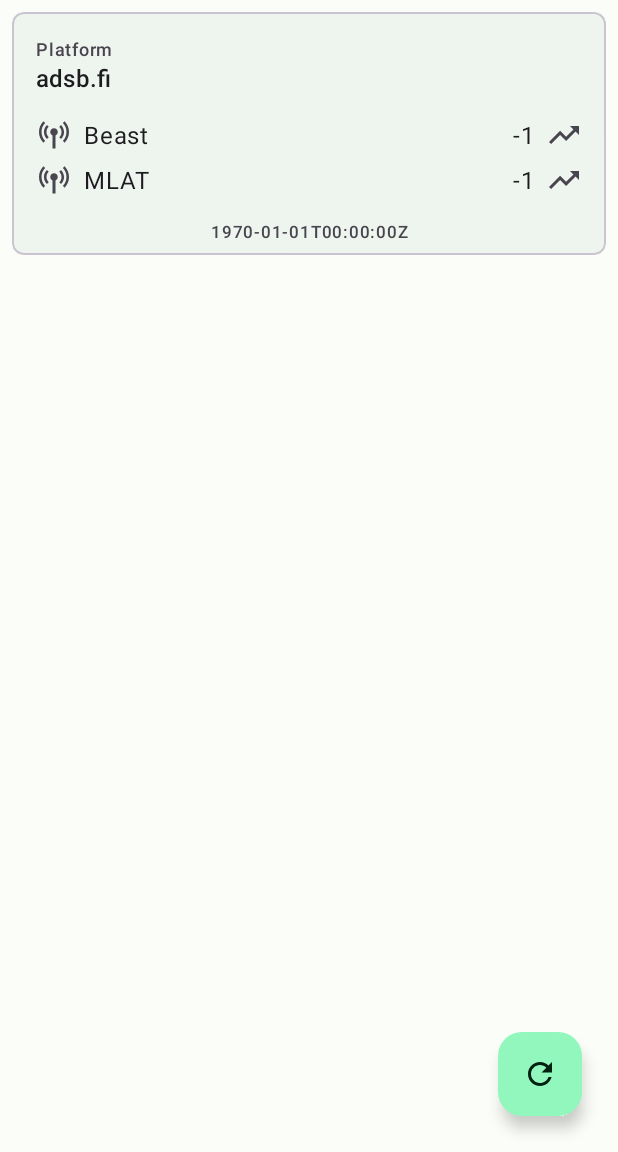
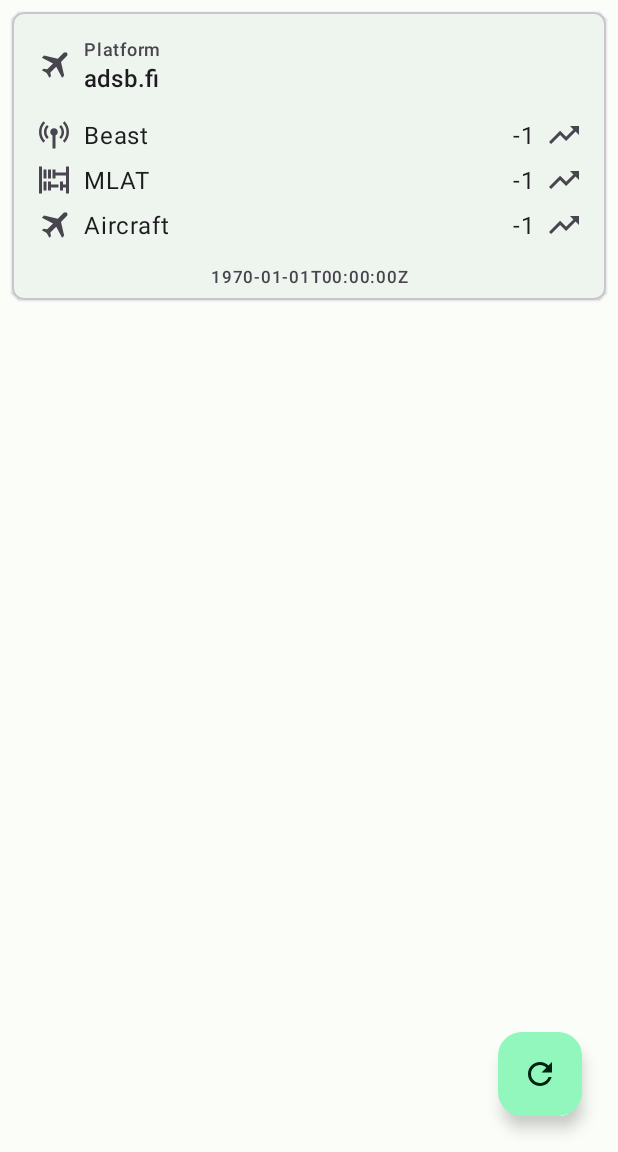
Before and after one commit to d4rken/adsb-meta-tracker, an Android app: the screen it shows after launch (MainActivity), on a phone screen of 412 x 824 dp, the part 84-1236 px from its top. Run offline under Robolectric (Android 15) with nearby library versions, the phone set to English and light mode, and no system bars; our stand-ins replace Dagger/Hilt's generated code, Room's generated code; libraries missing offline, so code that uses them is left out: androidx.hilt.work; 7 statements that could not run were skipped.

Commit message:
Add aircraft stats to ui and widget

```diff
--- a/app/src/main/java/eu/darken/adsbmt/adsbfi/core/AdsbFiStats.kt
+++ b/app/src/main/java/eu/darken/adsbmt/adsbfi/core/AdsbFiStats.kt
@@ -5,5 +5,6 @@
 data class AdsbFiStats(
     val beastFeeders: Int,
     val mlatFeeders: Int,
+    val totalAircraft: Int,
     val updatedAt: Instant,
 )
--- a/app/src/main/java/eu/darken/adsbmt/adsbfi/core/AdsbFiStatsRepo.kt
+++ b/app/src/main/java/eu/darken/adsbmt/adsbfi/core/AdsbFiStatsRepo.kt
@@ -39,6 +39,7 @@
             AdsbFiStats(
                 beastFeeders = it?.beastFeeders ?: -1,
                 mlatFeeders = it?.mlatFeeders ?: -1,
+                totalAircraft = it?.totalAircraft ?: -1,
                 updatedAt = it?.createdAt ?: Instant.EPOCH
             )
         }
--- a/app/src/main/java/eu/darken/adsbmt/adsbfi/ui/dash/AdsbFiStatsCardVH.kt
+++ b/app/src/main/java/eu/darken/adsbmt/adsbfi/ui/dash/AdsbFiStatsCardVH.kt
@@ -21,6 +21,7 @@
         val stats = item.stats
         feederBeastValue.text = stats.beastFeeders.toString()
         feederMlatValue.text = stats.mlatFeeders.toString()
+        feederAircraftValue.text = stats.totalAircraft.toString()
         updatedAtValue.text = stats.updatedAt.toString()
     }
 
--- a/app/src/main/java/eu/darken/adsbmt/adsbfi/ui/widget/AdsbfiStatsWidgetProvider.kt
+++ b/app/src/main/java/eu/darken/adsbmt/adsbfi/ui/widget/AdsbfiStatsWidgetProvider.kt
@@ -113,6 +113,7 @@
 
         setTextViewText(R.id.total_value, stats.beastFeeders.toString())
         setTextViewText(R.id.mlat_value, stats.mlatFeeders.toString())
+        setTextViewText(R.id.aircraft_value, stats.totalAircraft.toString())
     }
 
     companion object {
--- a/app/src/main/res/layout/dashboard_adsbfi_stats_item.xml
+++ b/app/src/main/res/layout/dashboard_adsbfi_stats_item.xml
@@ -14,17 +14,26 @@
         android:layout_width="match_parent"
         android:layout_height="wrap_content">
 
+        <ImageView
+            android:id="@+id/tracker_icon"
+            android:layout_width="24dp"
+            android:layout_height="24dp"
+            android:layout_marginStart="16dp"
+            android:src="@drawable/ic_airplane_24"
+            app:layout_constraintBottom_toBottomOf="@id/tracker_name"
+            app:layout_constraintStart_toStartOf="parent"
+            app:layout_constraintTop_toTopOf="@id/tracker_name_label" />
+
         <com.google.android.material.textview.MaterialTextView
             android:id="@+id/tracker_name_label"
             style="@style/TextAppearance.Material3.LabelMedium"
             android:layout_width="0dp"
             android:layout_height="wrap_content"
-            android:layout_marginStart="16dp"
             android:layout_marginTop="16dp"
             android:layout_marginEnd="8dp"
             android:gravity="center_vertical"
             android:text="@string/platform_label"
-            app:layout_constraintStart_toStartOf="parent"
+            app:layout_constraintStart_toStartOf="@id/tracker_name"
             app:layout_constraintTop_toTopOf="parent" />
 
         <com.google.android.material.textview.MaterialTextView
@@ -32,9 +41,10 @@
             style="@style/TextAppearance.Material3.TitleMedium"
             android:layout_width="0dp"
             android:layout_height="wrap_content"
+            android:layout_marginStart="8dp"
             android:gravity="center_vertical"
             android:text="@string/adsbfi_label"
-            app:layout_constraintStart_toStartOf="@id/tracker_name_label"
+            app:layout_constraintStart_toEndOf="@id/tracker_icon"
             app:layout_constraintTop_toBottomOf="@id/tracker_name_label" />
 
         <ImageView
@@ -96,7 +106,7 @@
             android:layout_width="24dp"
             android:layout_height="24dp"
             android:layout_marginStart="16dp"
-            android:src="@drawable/ic_antenna_24"
+            android:src="@drawable/ic_abacus_24"
             app:layout_constraintBottom_toBottomOf="@id/feeder_mlat_label"
             app:layout_constraintStart_toStartOf="parent"
             app:layout_constraintTop_toTopOf="@id/feeder_mlat_label" />
@@ -109,9 +119,8 @@
             android:layout_marginStart="8dp"
             android:layout_marginTop="8dp"
             android:layout_marginEnd="16dp"
-            android:layout_marginBottom="16dp"
             android:text="@string/feeder_mlat_label"
-            app:layout_constraintBottom_toTopOf="@id/updated_at_value"
+            app:layout_constraintBottom_toTopOf="@id/feeder_aircraft_label"
             app:layout_constraintEnd_toStartOf="@id/feeder_mlat_value"
             app:layout_constraintStart_toEndOf="@id/feeder_mlat_icon"
             app:layout_constraintTop_toBottomOf="@id/feeder_beast_label" />
@@ -147,6 +156,63 @@
             app:layout_constraintEnd_toEndOf="parent"
             app:layout_constraintTop_toTopOf="@id/feeder_mlat_label" />
 
+
+        <ImageView
+            android:id="@+id/feeder_aircraft_icon"
+            android:layout_width="24dp"
+            android:layout_height="24dp"
+            android:layout_marginStart="16dp"
+            android:src="@drawable/ic_airplane_24"
+            app:layout_constraintBottom_toBottomOf="@id/feeder_aircraft_label"
+            app:layout_constraintStart_toStartOf="parent"
+            app:layout_constraintTop_toTopOf="@id/feeder_aircraft_label" />
+
+        <com.google.android.material.textview.MaterialTextView
+            android:id="@+id/feeder_aircraft_label"
+            style="@style/TextAppearance.Material3.BodyLarge"
+            android:layout_width="0dp"
+            android:layout_height="wrap_content"
+            android:layout_marginStart="8dp"
+            android:layout_marginTop="8dp"
+            android:layout_marginEnd="16dp"
+            android:layout_marginBottom="16dp"
+            android:text="@string/feeder_aircraft_label"
+            app:layout_constraintBottom_toTopOf="@id/updated_at_value"
+            app:layout_constraintEnd_toStartOf="@id/feeder_aircraft_value"
+            app:layout_constraintStart_toEndOf="@id/feeder_aircraft_icon"
+            app:layout_constraintTop_toBottomOf="@id/feeder_mlat_label" />
+
+        <com.google.android.material.textview.MaterialTextView
+            android:id="@+id/feeder_aircraft_value"
+            style="@style/TextAppearance.Material3.BodyLarge"
+            android:layout_width="wrap_content"
+            android:layout_height="wrap_content"
+            app:layout_constraintBottom_toBottomOf="@id/feeder_aircraft_label"
+            app:layout_constraintEnd_toStartOf="@id/feeder_aircraft_value_trend_value"
+            app:layout_constraintTop_toTopOf="@id/feeder_aircraft_label"
+            tools:text="9999" />
+
+        <com.google.android.material.textview.MaterialTextView
+            android:id="@+id/feeder_aircraft_value_trend_value"
+            style="@style/TextAppearance.Material3.LabelMedium"
+            android:layout_width="wrap_content"
+            android:layout_height="wrap_content"
+            android:layout_marginEnd="8dp"
+            app:layout_constraintBottom_toBottomOf="@id/feeder_aircraft_label"
+            app:layout_constraintEnd_toStartOf="@id/feeder_aircraft_value_trend_icon"
+            app:layout_constraintTop_toTopOf="@id/feeder_aircraft_label"
+            tools:text="+99%" />
+
+        <ImageView
+            android:id="@+id/feeder_aircraft_value_trend_icon"
+            android:layout_width="24dp"
+            android:layout_height="24dp"
+            android:layout_marginEnd="16dp"
+            android:src="@drawable/ic_trending_up_24"
+            app:layout_constraintBottom_toBottomOf="@id/feeder_aircraft_label"
+            app:layout_constraintEnd_toEndOf="parent"
+            app:layout_constraintTop_toTopOf="@id/feeder_aircraft_label" />
+
         <com.google.android.material.textview.MaterialTextView
             android:id="@+id/updated_at_value"
             style="@style/TextAppearance.Material3.LabelSmall"
--- a/app/src/main/res/values/strings.xml
+++ b/app/src/main/res/values/strings.xml
@@ -42,4 +42,5 @@
 
     <string name="widget_adsbfi_stats_description">adsb.fi related statistics.</string>
     <string name="adsbfi_label">adsb.fi</string>
+    <string name="feeder_aircraft_label">Aircraft</string>
 </resources>
```
Also changed, not shown: app/src/main/res/layout/widget_adsbfi_stats_layout.xml (+60 -14 lines).
